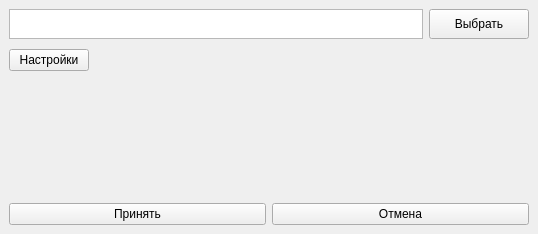
Above: ui/settings.ui from USATU-Project/DesktopHelper before the change. Below: the same form after it.
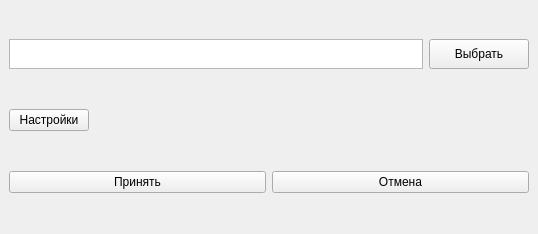
That is the form after the change.

```diff
--- a/ui/settings.ui
+++ b/ui/settings.ui
@@ -84,19 +84,6 @@
     </item>
     <item>
      <layout class="QVBoxLayout" name="verticalLayout">
-      <item>
-       <spacer name="verticalSpacer">
-        <property name="orientation">
-         <enum>Qt::Vertical</enum>
-        </property>
-        <property name="sizeHint" stdset="0">
-         <size>
-          <width>518</width>
-          <height>48</height>
-         </size>
-        </property>
-       </spacer>
-      </item>
       <item>
        <layout class="QHBoxLayout" name="horizontalLayout_2">
         <item>
```
Left out of the diff: 10 changed lines with no effect on the pictures.
